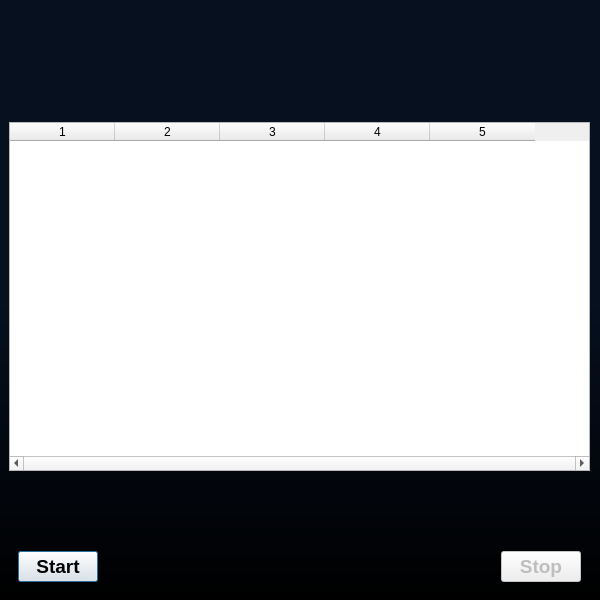
Before: the Qt Designer form src/ui/MainWindow.ui in bitcap-co/bitcap-ipr, drawn with Qt 5.
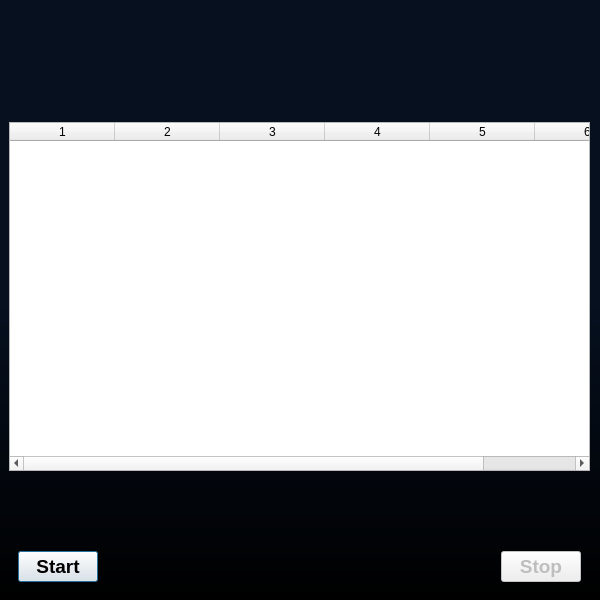
After: the same form once the commit is applied. The open tabs and pages were chosen to show the change.

The edit to the form file:
```diff
--- a/src/ui/MainWindow.ui
+++ b/src/ui/MainWindow.ui
@@ -156,7 +156,7 @@
           <bool>true</bool>
          </property>
          <property name="columnCount">
-          <number>5</number>
+          <number>6</number>
          </property>
          <attribute name="horizontalHeaderMinimumSectionSize">
           <number>40</number>
```
